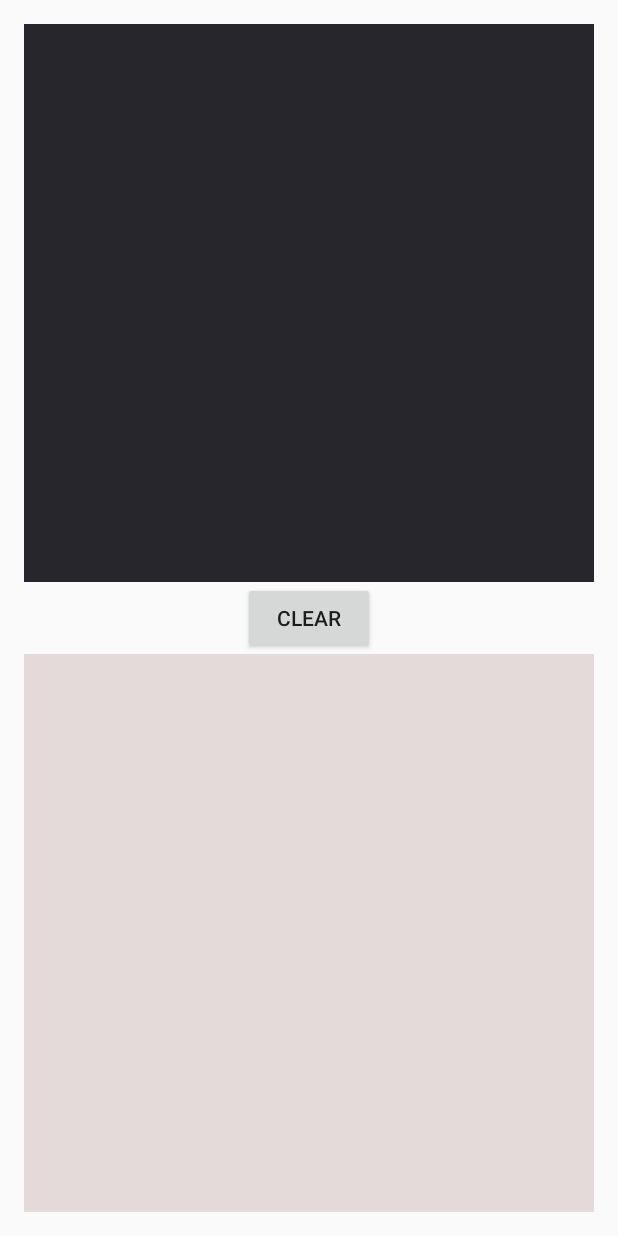
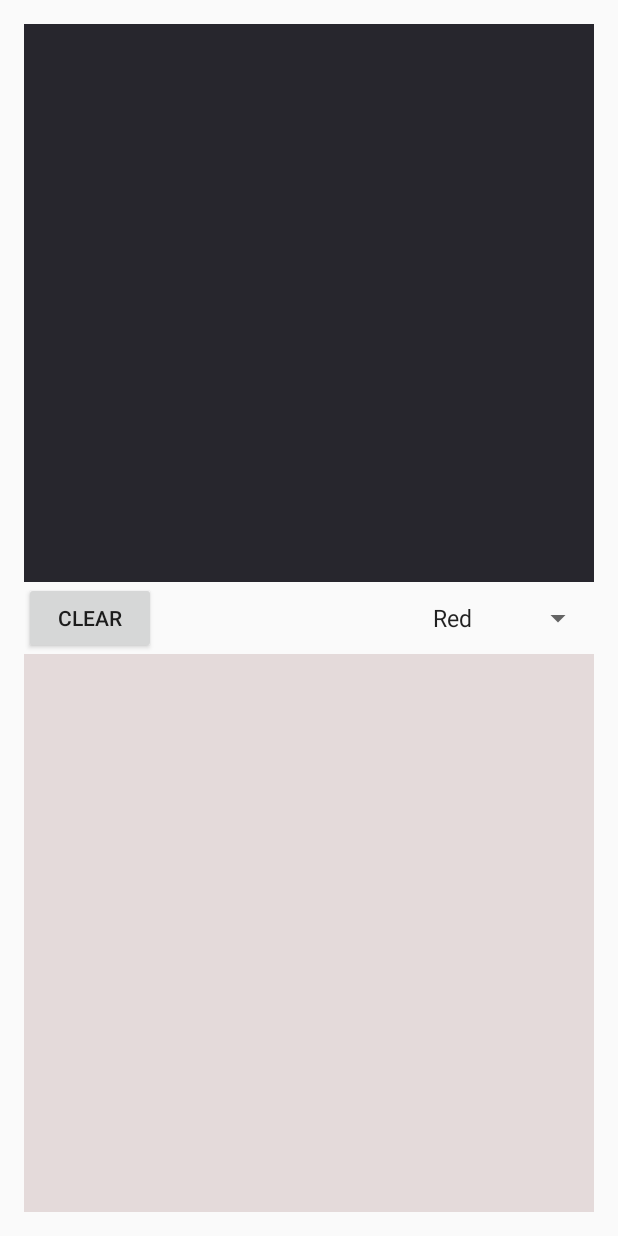
Before and after one commit to mlensi/FireDraw, an Android app: the screen it shows after launch (MainActivity), on a phone screen of 412 x 824 dp. Run offline under Robolectric (Android 15) with nearby library versions, the phone set to English and light mode, and no system bars; libraries missing offline, so code that uses them is left out: com.firebase.client; 5 statements that could not run were skipped.

Commit message:
added color channels: each color has its own local database Firebase now maintains a FireDrawData element under a color node, instead of just one FireDrawData with a null key

```diff
--- a/app/src/main/java/com/sixowlcodeparty/firedraw/LocalDraw.java
+++ b/app/src/main/java/com/sixowlcodeparty/firedraw/LocalDraw.java
@@ -35,7 +35,7 @@ public class LocalDraw extends View {
     }
 
     private void init() {
-        db = new LocalDB(getContext(), "bottomdraw.db");    // TODO un-hardcode
+        db = new LocalDB(getContext(), MainActivity.BOTTOM_DB_NAME);
         ref = new Firebase("https://firedraw-6e4c8.firebaseio.com/");
     }
 
@@ -53,7 +53,7 @@ public class LocalDraw extends View {
         mPaint = new Paint();
         mPaint.setStyle(Paint.Style.STROKE);
         mPaint.setStrokeWidth(20);
-        mPaint.setColor(Color.BLUE);
+        mPaint.setColor(Color.BLACK);
 
         arr_P.clear();
         arr_P = db.getCoordinates();
@@ -94,7 +94,37 @@ public class LocalDraw extends View {
             iMode = 1;  // ok, let's tell everyone to start a new line
         }
         FireDrawData fdd = new FireDrawData(p, iMode);
-        ref.setValue(fdd);  // was ref.setValue(p);
+
+        // set the color, selected by user via spinner
+        int iSelectedColor;
+        switch (MainActivity.spinner_ColorChannel.getSelectedItemPosition()) {
+            case 0:
+                iSelectedColor = MainActivity.channelRed;
+                break;
+            case 1:
+                iSelectedColor = MainActivity.channelOrange;
+                break;
+            case 2:
+                iSelectedColor = MainActivity.channelYellow;
+                break;
+            case 3:
+                iSelectedColor = MainActivity.channelGreen;
+                break;
+            case 4:
+                iSelectedColor = MainActivity.channelBlue1;
+                break;
+            case 5:
+                iSelectedColor = MainActivity.channelBlue2;
+                break;
+            default:
+                iSelectedColor = MainActivity.channelRed;
+
+        }
+
+        // the color serves as the child node key
+        // this sets up a "color channel", if you will
+        // and the RemoteDraw class takes this string key and converts it into a useable color
+        ref.child(String.valueOf(iSelectedColor)).setValue(fdd);  // was ref.setValue(p);
 
         db.insertCoord(p, iMode);
 
--- a/app/src/main/java/com/sixowlcodeparty/firedraw/MainActivity.java
+++ b/app/src/main/java/com/sixowlcodeparty/firedraw/MainActivity.java
@@ -4,20 +4,40 @@ import android.support.v4.app.FragmentActivity;
 import android.os.Bundle;
 import android.view.View;
 import android.widget.Button;
+import android.widget.Spinner;
 
 import com.firebase.client.Firebase;
 
+import java.util.ArrayList;
+
 public class MainActivity extends FragmentActivity {
 
-    public static final String TOP_DB_NAME = "topdraw.db";
+    // list of local databases corresponding to all available Firebase channels
+    // plus the local control ("bottomdraw.db")
+    public static final String RED_DB_NAME    = "redChannel.db";
+    public static final String ORANGE_DB_NAME = "orangeChannel.db";
+    public static final String YELLOW_DB_NAME = "yellowChannel.db";
+    public static final String GREEN_DB_NAME  = "greenChannel.db";
+    public static final String BLUE1_DB_NAME  = "blue1Channel.db";
+    public static final String BLUE2_DB_NAME  = "blue2Channel.db";
     public static final String BOTTOM_DB_NAME = "bottomdraw.db";
+
+    // channel colors
+    // these will be converted to 32-bit (i.e. with alpha) in RemoteDraw
+    public static final int channelRed    = 0xE52B50;
+    public static final int channelOrange = 0xFF9900;
+    public static final int channelYellow = 0xFDE910;
+    public static final int channelGreen  = 0xCCFF00;
+    public static final int channelBlue1  = 0x6495ED;
+    public static final int channelBlue2  = 0x00CCCC;
 
     Firebase ref;
     RemoteDraw mTopView;
     LocalDraw mBottomView;
-    LocalDB dbTop;
+    ArrayList<LocalDB> arr_dbChannels;
     LocalDB dbBot;
     Button button_Clear;
+    public static Spinner spinner_ColorChannel;
 
 
     @Override
@@ -31,7 +51,15 @@ public class MainActivity extends FragmentActivity {
         mTopView = (RemoteDraw) findViewById(R.id.vpSwipeTop);
         mBottomView = (LocalDraw) findViewById(R.id.vpSwipeBottom);
 
-        dbTop = new LocalDB(getApplicationContext(), TOP_DB_NAME);
+        // this array holds all the local databases here so we can easily flip through
+        // during button click
+        arr_dbChannels = new ArrayList<>();
+        arr_dbChannels.add(new LocalDB(getApplicationContext(), RED_DB_NAME));
+        arr_dbChannels.add(new LocalDB(getApplicationContext(), ORANGE_DB_NAME));
+        arr_dbChannels.add(new LocalDB(getApplicationContext(), YELLOW_DB_NAME));
+        arr_dbChannels.add(new LocalDB(getApplicationContext(), GREEN_DB_NAME));
+        arr_dbChannels.add(new LocalDB(getApplicationContext(), BLUE1_DB_NAME));
+        arr_dbChannels.add(new LocalDB(getApplicationContext(), BLUE2_DB_NAME));
         dbBot = new LocalDB(getApplicationContext(), BOTTOM_DB_NAME);
 
         button_Clear = (Button) findViewById(R.id.button);
@@ -39,14 +67,19 @@ public class MainActivity extends FragmentActivity {
             @Override
             public void onClick(View v) {
 
-                dbTop.deleteCoordinates();
+                for (LocalDB db : arr_dbChannels) {
+                    db.deleteCoordinates();
+                }
                 dbBot.deleteCoordinates();
+
                 mTopView.invalidate();
                 mBottomView.invalidate();
 
             }
         });
 
+        spinner_ColorChannel = (Spinner) findViewById(R.id.spinner);
+
     }
 
 
--- a/app/src/main/java/com/sixowlcodeparty/firedraw/RemoteDraw.java
+++ b/app/src/main/java/com/sixowlcodeparty/firedraw/RemoteDraw.java
@@ -1,6 +1,7 @@
 package com.sixowlcodeparty.firedraw;
 
 import android.content.Context;
+import android.content.Intent;
 import android.graphics.Canvas;
 import android.graphics.Color;
 import android.graphics.Paint;
@@ -16,6 +17,7 @@ import com.firebase.client.FirebaseError;
 import com.firebase.client.ValueEventListener;
 
 import java.util.ArrayList;
+import java.util.HashMap;
 import java.util.Map;
 import java.util.Objects;
 
@@ -26,7 +28,7 @@ public class RemoteDraw extends View {
 
     Paint mPaint;
     Firebase ref;
-    LocalDB db;
+    Map<Integer, LocalDB> mapLocalDBs = new HashMap();
     ArrayList<PointF> arr_P = new ArrayList<>();
     ArrayList<Integer> arr_Mode = new ArrayList<>();
 
@@ -41,7 +43,13 @@ public class RemoteDraw extends View {
 
     private void init() {
 
-        db = new LocalDB(getContext(), "topdraw.db");   // TODO un-hardcode this
+        // build up the HashMap (keyed array) of all local databases
+        mapLocalDBs.put(MainActivity.channelRed,    new LocalDB(getContext(), MainActivity.RED_DB_NAME));
+        mapLocalDBs.put(MainActivity.channelOrange, new LocalDB(getContext(), MainActivity.ORANGE_DB_NAME));
+        mapLocalDBs.put(MainActivity.channelYellow, new LocalDB(getContext(), MainActivity.YELLOW_DB_NAME));
+        mapLocalDBs.put(MainActivity.channelGreen,  new LocalDB(getContext(), MainActivity.GREEN_DB_NAME));
+        mapLocalDBs.put(MainActivity.channelBlue1,  new LocalDB(getContext(), MainActivity.BLUE1_DB_NAME));
+        mapLocalDBs.put(MainActivity.channelBlue2,  new LocalDB(getContext(), MainActivity.BLUE2_DB_NAME));
 
         ref = new Firebase("https://firedraw-6e4c8.firebaseio.com/");
 
@@ -63,12 +71,16 @@ public class RemoteDraw extends View {
 
                 // NEW:
                 // data saved using FireDrawData class
-                //for (DataSnapshot snappyroots: snapshot.getChildren()) {
-                    FireDrawData snapMap = snapshot.getValue(FireDrawData.class);
+                //
+                // update ALL databases (colors) from the snapshot
+                int iKey;
+                for (DataSnapshot snappyroots : snapshot.getChildren()) {
+                    iKey = Integer.parseInt(snappyroots.getKey());
+                    FireDrawData snapMap = snappyroots.getValue(FireDrawData.class);
                     PointF p = snapMap.getPoint();
                     int iMode = snapMap.getMode();
-                    db.insertCoord(p, iMode);
-                //}
+                    mapLocalDBs.get(iKey).insertCoord(p, iMode);
+                }
 
                 invalidate();
 
@@ -94,7 +106,23 @@ public class RemoteDraw extends View {
         mPaint = new Paint();
         mPaint.setStyle(Paint.Style.STROKE);
         mPaint.setStrokeWidth(20);
-        mPaint.setColor(Color.RED);
+
+        //
+        // REDRAW ALL LOCAL DATABASES, i.e. all colors
+        //
+        int iKey;
+        LocalDB db;
+        for (Map.Entry<Integer, LocalDB> entry : mapLocalDBs.entrySet()) {
+
+            // remember, the key is also the color integer (sans alpha)
+            iKey = entry.getKey();
+            db = entry.getValue();
+
+            // add alpha channel to color integer
+            int r = Color.red(iKey);
+            int g = Color.green(iKey);
+            int b = Color.blue(iKey);
+            mPaint.setColor(Color.argb(255, r, g, b));
 
             arr_P.clear();
             arr_P = db.getCoordinates();
@@ -117,6 +145,7 @@ public class RemoteDraw extends View {
                 }
             }
             canvas.drawPath(path, mPaint);
+        }
 
     }
 
--- a/app/src/main/res/layout/activity_main.xml
+++ b/app/src/main/res/layout/activity_main.xml
@@ -21,12 +21,25 @@
             android:background="#27262d" />
         </LinearLayout>
 
-    <Button
-        android:layout_width="wrap_content"
+    <RelativeLayout
+        android:id="@+id/rl_liveToggle"
+        android:layout_width="fill_parent"
         android:layout_height="wrap_content"
-        android:text="clear"
-        android:id="@+id/button"
-        android:layout_gravity="center_horizontal" />
+        android:layout_gravity="center_horizontal">
+        <Button
+            android:layout_width="wrap_content"
+            android:layout_height="wrap_content"
+            android:text="clear"
+            android:id="@+id/button"
+            android:layout_alignParentStart="true" />
+        <Spinner
+            android:layout_width="wrap_content"
+            android:layout_height="wrap_content"
+            android:id="@+id/spinner"
+            android:layout_centerVertical="true"
+            android:layout_alignParentEnd="true"
+            android:entries="@array/color_channels" />
+    </RelativeLayout>
 
     <LinearLayout android:layout_width="match_parent"
         android:layout_height="wrap_content"
--- a/app/src/main/res/values/strings.xml
+++ b/app/src/main/res/values/strings.xml
@@ -1,3 +1,13 @@
 <resources>
     <string name="app_name">FireDraw</string>
+
+    <string-array name="color_channels">
+        <item>Red</item>
+        <item>Orange</item>
+        <item>Yellow</item>
+        <item>Green</item>
+        <item>Blue 1</item>
+        <item>Blue 2</item>
+    </string-array>
+
 </resources>
```
Lines whose indentation alone changed are shown as unchanged.
